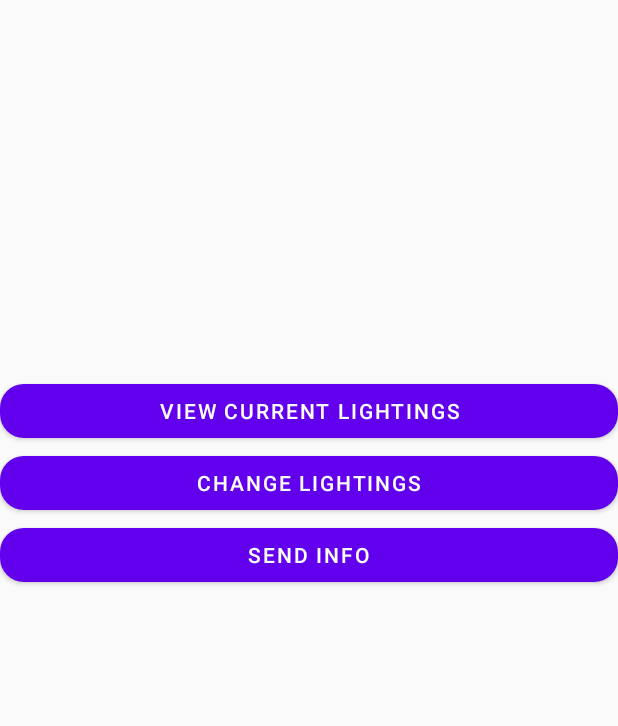
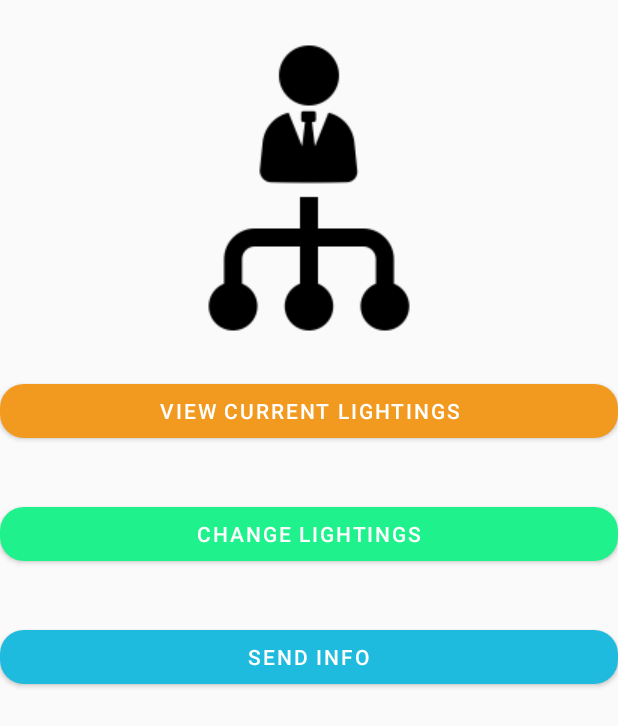
Before and after one commit to siddhantdrk/LiT--Automated-Light-Management-System, an Android app: the AdminDashBoard screen opened directly, with no data from a screen before it, on a phone screen of 412 x 824 dp. Shown: the top 726 px of the screen. Run offline under Robolectric (Android 15) with nearby library versions, the phone set to English and light mode, and no system bars.

Commit message:
updated AdminDashboard

```diff
--- a/LiT/app/src/main/res/layout/activity_admin_dash_board.xml
+++ b/LiT/app/src/main/res/layout/activity_admin_dash_board.xml
@@ -6,41 +6,55 @@
     android:layout_height="match_parent"
     tools:context=".activities.dashboard.AdminDashBoard">
 
+    <ImageView
+        android:layout_width="match_parent"
+        android:layout_height="wrap_content"
+        app:layout_constraintBottom_toTopOf="@+id/materialButton"
+        app:layout_constraintEnd_toEndOf="parent"
+        app:layout_constraintHorizontal_bias="0.5"
+        app:layout_constraintStart_toStartOf="parent"
+        app:layout_constraintTop_toTopOf="parent"
+        android:src="@drawable/admin"/>
 
 
     <com.google.android.material.button.MaterialButton
         android:id="@+id/materialButton"
         android:layout_width="match_parent"
         android:layout_height="wrap_content"
+        android:layout_marginTop="250dp"
         android:text="View Current Lightings"
+        app:cornerRadius="16dp"
         app:layout_constraintEnd_toEndOf="parent"
         app:layout_constraintHorizontal_bias="0.0"
         app:layout_constraintStart_toStartOf="parent"
         app:layout_constraintTop_toTopOf="parent"
-        android:layout_marginTop="250dp"
-        app:cornerRadius="16dp"/>
+        android:layout_marginBottom="64dp"
+        app:backgroundTint="#f29a1f"/>
 
     <com.google.android.material.button.MaterialButton
         android:id="@+id/materialButton2"
         android:layout_width="match_parent"
         android:layout_height="wrap_content"
+        android:layout_marginTop="34dp"
         android:text="Change Lightings"
+        app:cornerRadius="16dp"
         app:layout_constraintEnd_toEndOf="parent"
         app:layout_constraintHorizontal_bias="0.0"
         app:layout_constraintStart_toStartOf="parent"
         app:layout_constraintTop_toBottomOf="@+id/materialButton"
-        app:cornerRadius="16dp"
-        />
+        app:backgroundTint="#1ff28c"/>
 
     <com.google.android.material.button.MaterialButton
         android:layout_width="match_parent"
         android:layout_height="wrap_content"
         android:text="Send info"
+        app:cornerRadius="16dp"
+        android:layout_marginTop="34dp"
+        app:backgroundTint="#1fbbde"
         app:layout_constraintEnd_toEndOf="parent"
         app:layout_constraintHorizontal_bias="1.0"
         app:layout_constraintStart_toStartOf="parent"
-        app:layout_constraintTop_toBottomOf="@+id/materialButton2"
-        app:cornerRadius="16dp"/>
+        app:layout_constraintTop_toBottomOf="@+id/materialButton2" />
 
 
 </androidx.constraintlayout.widget.ConstraintLayout>
```
Also changed, not shown: LiT/app/src/main/res/drawable/admin.png (added).
